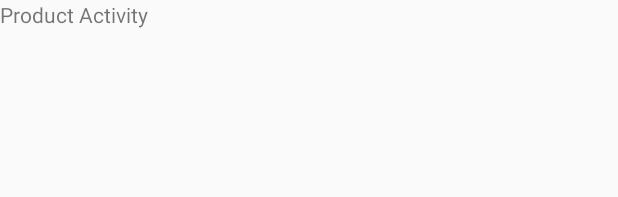
After one commit to Navan005/DraftTrip, an Android app: the layout activity_product.xml on its own in the app's theme, with its tools: preview values and no code run, on a phone screen of 412 x 824 dp. The commit adds this screen. Shown: the top 197 px of the screen. Run offline under Robolectric (Android 15) with nearby library versions, the phone set to English and light mode, and no system bars.

Commit message:
Commit: Linked options and created Product Activity

```diff
--- a/app/src/main/AndroidManifest.xml
+++ b/app/src/main/AndroidManifest.xml
@@ -9,9 +9,10 @@
         android:roundIcon="@mipmap/ic_launcher_round"
         android:supportsRtl="true"
         android:theme="@style/AppTheme">
+        <activity android:name=".ProductActivity"></activity>
         <activity
             android:name=".SettingsActivity"
-            android:label="@string/title_activity_settings"></activity>
+            android:label="@string/title_activity_settings" />
         <activity android:name=".Signup" />
         <activity android:name=".ListActivity" />
         <activity android:name=".MainActivity">
--- a/app/src/main/res/layout/activity_list.xml
+++ b/app/src/main/res/layout/activity_list.xml
@@ -55,6 +55,7 @@
                     android:layout_height="wrap_content">
 
                     <ImageView
+                        android:id="@+id/hotel_img"
                         android:src="@drawable/hotel"
                         android:layout_width="150dp"
                         android:layout_height="130dp"
@@ -97,6 +98,7 @@
                     android:layout_height="wrap_content">
 
                     <ImageView
+                        android:id="@+id/apartment_img"
                         android:src="@drawable/apartment"
                         android:layout_width="150dp"
                         android:layout_height="130dp"
@@ -151,6 +153,7 @@
                     android:layout_height="wrap_content">
 
                     <ImageView
+                        android:id="@+id/cabin_img"
                         android:src="@drawable/cabin"
                         android:layout_width="150dp"
                         android:layout_height="130dp"
@@ -192,6 +195,7 @@
                     android:layout_height="wrap_content">
 
                     <ImageView
+                        android:id="@+id/villa_img"
                         android:src="@drawable/villa"
                         android:layout_width="150dp"
                         android:layout_height="130dp"
@@ -246,6 +250,7 @@
                     android:layout_height="wrap_content">
 
                     <ImageView
+                        android:id="@+id/cottage_img"
                         android:src="@drawable/cottage"
                         android:layout_width="150dp"
                         android:layout_height="130dp"
@@ -286,6 +291,7 @@
                     android:layout_height="wrap_content">
 
                     <ImageView
+                        android:id="@+id/country_img"
                         android:src="@drawable/country"
                         android:layout_width="150dp"
                         android:layout_height="130dp"
--- /dev/null
+++ b/app/src/main/res/layout/activity_product.xml
@@ -0,0 +1,15 @@
+<?xml version="1.0" encoding="utf-8"?>
+<androidx.constraintlayout.widget.ConstraintLayout xmlns:android="http://schemas.android.com/apk/res/android"
+    xmlns:app="http://schemas.android.com/apk/res-auto"
+    xmlns:tools="http://schemas.android.com/tools"
+    android:layout_width="match_parent"
+    android:layout_height="match_parent"
+    tools:context=".ProductActivity">
+
+    <TextView
+        android:layout_width="wrap_content"
+        android:layout_height="wrap_content"
+        android:text="Product Activity"/>
+
+
+</androidx.constraintlayout.widget.ConstraintLayout>
```
Also changed, not shown: app/src/main/java/com/example/drafttrip/ListActivity.java (+65 -0 lines), app/src/main/java/com/example/drafttrip/ProductActivity.java (added, +17 -0 lines).
